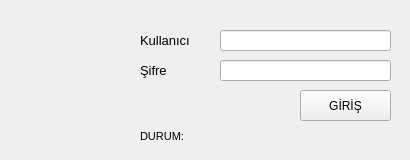
The window that forms/parkyerim.ui (ydcpp/ParkingLotManagement) describes before a commit, drawn with Qt 5.
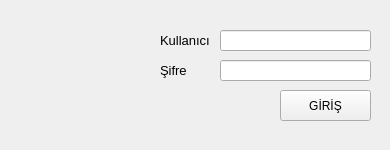
The same window after the commit.

```diff
--- a/forms/parkyerim.ui
+++ b/forms/parkyerim.ui
@@ -6,8 +6,8 @@
    <rect>
     <x>0</x>
     <y>0</y>
-    <width>410</width>
-    <height>160</height>
+    <width>390</width>
+    <height>150</height>
    </rect>
   </property>
   <property name="sizePolicy">
@@ -18,14 +18,14 @@
   </property>
   <property name="minimumSize">
    <size>
-    <width>410</width>
-    <height>160</height>
+    <width>390</width>
+    <height>150</height>
    </size>
   </property>
   <property name="maximumSize">
    <size>
-    <width>410</width>
-    <height>160</height>
+    <width>390</width>
+    <height>150</height>
    </size>
   </property>
   <property name="windowTitle">
@@ -35,9 +35,9 @@
    <widget class="QLabel" name="label">
     <property name="geometry">
      <rect>
-      <x>140</x>
+      <x>160</x>
       <y>30</y>
-      <width>81</width>
+      <width>51</width>
       <height>21</height>
      </rect>
     </property>
@@ -53,9 +53,9 @@
    <widget class="QLabel" name="label_2">
     <property name="geometry">
      <rect>
-      <x>140</x>
+      <x>160</x>
       <y>60</y>
-      <width>81</width>
+      <width>51</width>
       <height>21</height>
      </rect>
     </property>
@@ -68,33 +68,12 @@
      <string>Şifre</string>
     </property>
    </widget>
-   <widget class="QLabel" name="label_3">
-    <property name="geometry">
-     <rect>
-      <x>140</x>
-      <y>130</y>
-      <width>51</width>
-      <height>16</height>
-     </rect>
-    </property>
-    <property name="font">
-     <font>
-      <pointsize>8</pointsize>
-     </font>
-    </property>
-    <property name="text">
-     <string>DURUM:</string>
-    </property>
-    <property name="alignment">
-     <set>Qt::AlignLeading|Qt::AlignLeft|Qt::AlignTop</set>
-    </property>
-   </widget>
    <widget class="QLabel" name="label_status">
     <property name="geometry">
      <rect>
-      <x>200</x>
-      <y>130</y>
-      <width>191</width>
+      <x>150</x>
+      <y>120</y>
+      <width>221</width>
       <height>31</height>
      </rect>
     </property>
@@ -116,7 +95,7 @@
    <widget class="QPushButton" name="pushButton">
     <property name="geometry">
      <rect>
-      <x>300</x>
+      <x>280</x>
       <y>90</y>
       <width>91</width>
       <height>31</height>
@@ -137,7 +116,7 @@
      <rect>
       <x>220</x>
       <y>30</y>
-      <width>171</width>
+      <width>151</width>
       <height>21</height>
      </rect>
     </property>
@@ -152,7 +131,7 @@
      <rect>
       <x>220</x>
       <y>60</y>
-      <width>171</width>
+      <width>151</width>
       <height>21</height>
      </rect>
     </property>
@@ -166,10 +145,10 @@
    <widget class="QLabel" name="label_image">
     <property name="geometry">
      <rect>
-      <x>20</x>
-      <y>20</y>
-      <width>101</width>
-      <height>111</height>
+      <x>10</x>
+      <y>10</y>
+      <width>128</width>
+      <height>128</height>
      </rect>
     </property>
     <property name="text">
```
Left out of the diff: 2 changed lines with no effect on the pictures.
